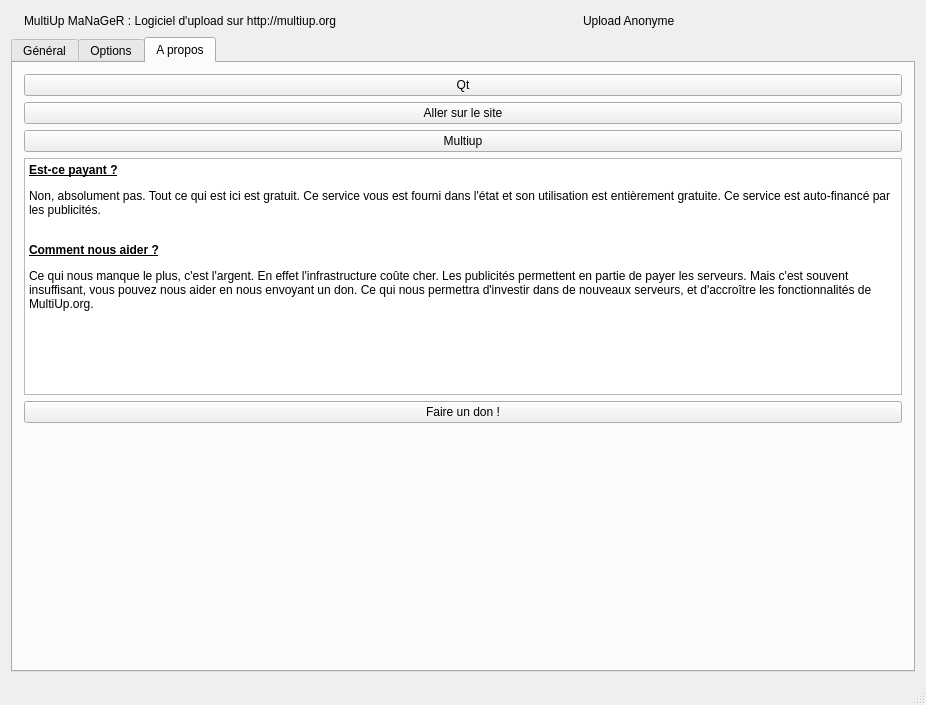
The window that mainwindow.ui (ysard/MultiupMaNaGeR) describes before a commit, drawn with Qt 5.
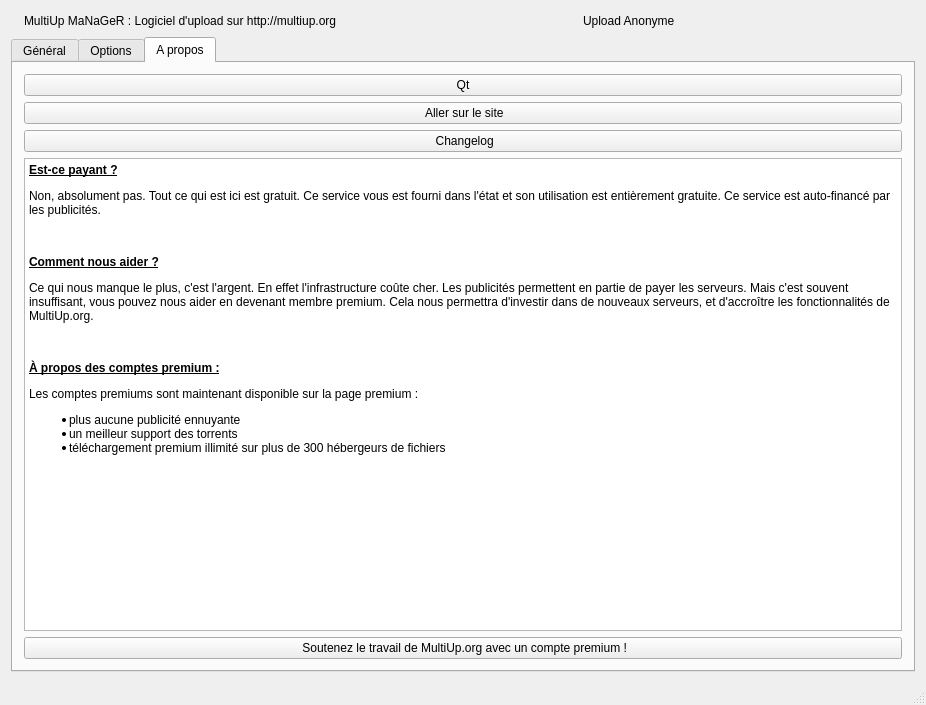
The same window after the commit. The open tabs and pages were chosen to show the change. Icons and pictures are not drawn.

Commit message: Update text and buttons in About tab

What changed in the file:
```diff
--- a/mainwindow.ui
+++ b/mainwindow.ui
@@ -595,7 +595,7 @@
            <string>Visiter le site http://multiup.org</string>
           </property>
           <property name="text">
-           <string>Aller sur le site</string>
+           <string> Aller sur le site</string>
           </property>
           <property name="icon">
            <iconset resource="Multiup.qrc">
@@ -609,7 +609,7 @@
            <string>A propos du logiciel</string>
           </property>
           <property name="text">
-           <string>Multiup</string>
+           <string> Changelog</string>
           </property>
           <property name="icon">
            <iconset resource="Multiup.qrc">
@@ -619,15 +619,28 @@
         </item>
         <item>
          <widget class="QTextEdit" name="textEdit">
+          <property name="sizePolicy">
+           <sizepolicy hsizetype="Expanding" vsizetype="Expanding">
+            <horstretch>0</horstretch>
+            <verstretch>0</verstretch>
+           </sizepolicy>
+          </property>
           <property name="html">
            <string>&lt;!DOCTYPE HTML PUBLIC &quot;-//W3C//DTD HTML 4.0//EN&quot; &quot;http://www.w3.org/TR/REC-html40/strict.dtd&quot;&gt;
 &lt;html&gt;&lt;head&gt;&lt;meta name=&quot;qrichtext&quot; content=&quot;1&quot; /&gt;&lt;style type=&quot;text/css&quot;&gt;
 p, li { white-space: pre-wrap; }
-&lt;/style&gt;&lt;/head&gt;&lt;body style=&quot; font-family:'DejaVu Sans'; font-size:8pt; font-weight:400; font-style:normal;&quot;&gt;
-&lt;p style=&quot; margin-top:0px; margin-bottom:0px; margin-left:0px; margin-right:0px; -qt-block-indent:0; text-indent:0px;&quot;&gt;&lt;span style=&quot; font-family:'Sans Serif'; font-size:9pt; font-weight:600; text-decoration: underline;&quot;&gt;Est-ce payant ?&lt;/span&gt;&lt;/p&gt;
-&lt;p style=&quot; margin-top:12px; margin-bottom:12px; margin-left:0px; margin-right:0px; -qt-block-indent:0; text-indent:0px;&quot;&gt;&lt;span style=&quot; font-family:'Sans Serif'; font-size:9pt;&quot;&gt;Non, absolument pas. Tout ce qui est ici est gratuit. Ce service vous est fourni dans l'état et son utilisation est entièrement gratuite. Ce service est auto-financé par les publicités. &lt;/span&gt;&lt;/p&gt;
-&lt;p style=&quot; margin-top:12px; margin-bottom:12px; margin-left:0px; margin-right:0px; -qt-block-indent:0; text-indent:0px;&quot;&gt;&lt;span style=&quot; font-family:'Sans Serif'; font-size:9pt;&quot;&gt;&lt;br /&gt;&lt;/span&gt;&lt;span style=&quot; font-family:'Sans Serif'; font-size:9pt; font-weight:600; text-decoration: underline;&quot;&gt;Comment nous aider ?&lt;/span&gt;&lt;/p&gt;
-&lt;p style=&quot; margin-top:12px; margin-bottom:12px; margin-left:0px; margin-right:0px; -qt-block-indent:0; text-indent:0px;&quot;&gt;&lt;span style=&quot; font-family:'Sans Serif'; font-size:9pt;&quot;&gt;Ce qui nous manque le plus, c'est l'argent. En effet l'infrastructure coûte cher. Les publicités permettent en partie de payer les serveurs. Mais c'est souvent insuffisant, vous pouvez nous aider en nous envoyant un don. Ce qui nous permettra d'investir dans de nouveaux serveurs, et d'accroître les fonctionnalités de MultiUp.org.&lt;/span&gt;&lt;/p&gt;&lt;/body&gt;&lt;/html&gt;</string>
+&lt;/style&gt;&lt;/head&gt;&lt;body style=&quot; font-family:'DejaVu Sans'; font-size:9pt; font-weight:400; font-style:normal;&quot;&gt;
+&lt;p style=&quot; margin-top:0px; margin-bottom:0px; margin-left:0px; margin-right:0px; -qt-block-indent:0; text-indent:0px;&quot;&gt;&lt;span style=&quot; font-family:'Sans Serif'; font-weight:600; text-decoration: underline;&quot;&gt;Est-ce payant ?&lt;/span&gt;&lt;/p&gt;
+&lt;p style=&quot; margin-top:12px; margin-bottom:12px; margin-left:0px; margin-right:0px; -qt-block-indent:0; text-indent:0px;&quot;&gt;&lt;span style=&quot; font-family:'Sans Serif';&quot;&gt;Non, absolument pas. Tout ce qui est ici est gratuit. Ce service vous est fourni dans l'état et son utilisation est entièrement gratuite. Ce service est auto-financé par les publicités.&lt;/span&gt;&lt;/p&gt;
+&lt;p style=&quot;-qt-paragraph-type:empty; margin-top:12px; margin-bottom:12px; margin-left:0px; margin-right:0px; -qt-block-indent:0; text-indent:0px; font-family:'Sans Serif';&quot;&gt;&lt;br /&gt;&lt;/p&gt;
+&lt;p style=&quot; margin-top:12px; margin-bottom:12px; margin-left:0px; margin-right:0px; -qt-block-indent:0; text-indent:0px;&quot;&gt;&lt;span style=&quot; font-family:'Sans Serif'; font-weight:600; text-decoration: underline;&quot;&gt;Comment nous aider ?&lt;/span&gt;&lt;/p&gt;
+&lt;p style=&quot; margin-top:12px; margin-bottom:12px; margin-left:0px; margin-right:0px; -qt-block-indent:0; text-indent:0px;&quot;&gt;&lt;span style=&quot; font-family:'Sans Serif';&quot;&gt;Ce qui nous manque le plus, c'est l'argent. En effet l'infrastructure coûte cher. Les publicités permettent en partie de payer les serveurs. Mais c'est souvent insuffisant, vous pouvez nous aider en devenant membre premium. Cela nous permettra d'investir dans de nouveaux serveurs, et d'accroître les fonctionnalités de MultiUp.org.&lt;/span&gt;&lt;/p&gt;
+&lt;p style=&quot;-qt-paragraph-type:empty; margin-top:12px; margin-bottom:12px; margin-left:0px; margin-right:0px; -qt-block-indent:0; text-indent:0px; font-family:'Sans Serif';&quot;&gt;&lt;br /&gt;&lt;/p&gt;
+&lt;p style=&quot; margin-top:12px; margin-bottom:12px; margin-left:0px; margin-right:0px; -qt-block-indent:0; text-indent:0px;&quot;&gt;&lt;span style=&quot; font-family:'Sans Serif'; font-weight:600; text-decoration: underline;&quot;&gt;À propos des comptes premium :&lt;/span&gt;&lt;/p&gt;
+&lt;p style=&quot; margin-top:12px; margin-bottom:12px; margin-left:0px; margin-right:0px; -qt-block-indent:0; text-indent:0px;&quot;&gt;Les comptes premiums sont maintenant disponible sur la page premium : &lt;/p&gt;
+&lt;ul style=&quot;margin-top: 0px; margin-bottom: 0px; margin-left: 0px; margin-right: 0px; -qt-list-indent: 1;&quot;&gt;&lt;li style=&quot; margin-top:12px; margin-bottom:0px; margin-left:0px; margin-right:0px; -qt-block-indent:0; text-indent:0px;&quot;&gt;plus aucune publicité ennuyante&lt;/li&gt;
+&lt;li style=&quot; margin-top:0px; margin-bottom:0px; margin-left:0px; margin-right:0px; -qt-block-indent:0; text-indent:0px;&quot;&gt;un meilleur support des torrents&lt;/li&gt;
+&lt;li style=&quot; margin-top:0px; margin-bottom:12px; margin-left:0px; margin-right:0px; -qt-block-indent:0; text-indent:0px;&quot;&gt;téléchargement premium illimité sur plus de 300 hébergeurs de fichiers&lt;/li&gt;&lt;/ul&gt;&lt;/body&gt;&lt;/html&gt;</string>
           </property>
          </widget>
         </item>
@@ -637,7 +650,7 @@
            <string>Faire un don via Paypal</string>
           </property>
           <property name="text">
-           <string>Faire un don !</string>
+           <string> Soutenez le travail de MultiUp.org avec un compte premium !</string>
           </property>
           <property name="icon">
            <iconset resource="Multiup.qrc">
@@ -645,19 +658,6 @@
           </property>
          </widget>
         </item>
-        <item>
-         <spacer name="verticalSpacer">
-          <property name="orientation">
-           <enum>Qt::Vertical</enum>
-          </property>
-          <property name="sizeHint" stdset="0">
-           <size>
-            <width>20</width>
-            <height>40</height>
-           </size>
-          </property>
-         </spacer>
-        </item>
        </layout>
       </widget>
      </widget>
```
Left out of the diff: 4 changed lines with no effect on the pictures.
